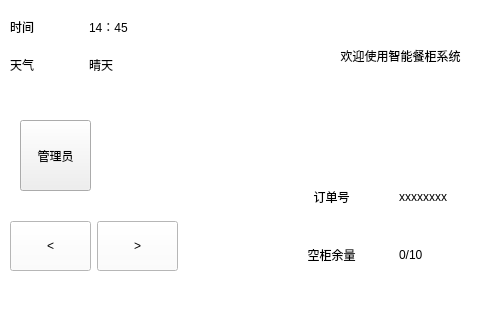
First picture: the form in mainwindow.ui, repository tyy9/IntelligentCabinet_ARM, before the edit; both pictures show x 0 to 480 and y 0 to 320 of the 800 by 480 pixel window.
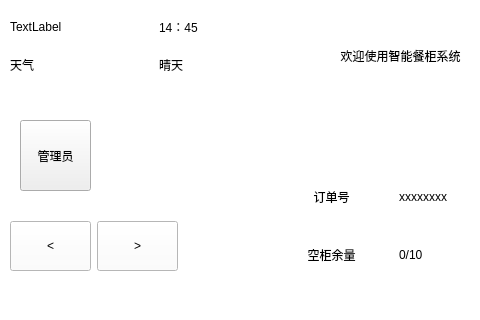
Second picture: the form after the edit. Icons and pictures are not drawn.

Commit message: 制作虚拟键盘

```diff
--- a/mainwindow.ui
+++ b/mainwindow.ui
@@ -87,7 +87,7 @@
      <rect>
       <x>10</x>
       <y>10</y>
-      <width>151</width>
+      <width>291</width>
       <height>71</height>
      </rect>
     </property>
@@ -97,7 +97,7 @@
        <item>
         <widget class="QLabel" name="label_2">
          <property name="text">
-          <string>时间</string>
+          <string>TextLabel</string>
          </property>
         </widget>
        </item>
```
Left out of the diff: 4 changed lines with no effect on the pictures. The commit also changes 2 other files.
